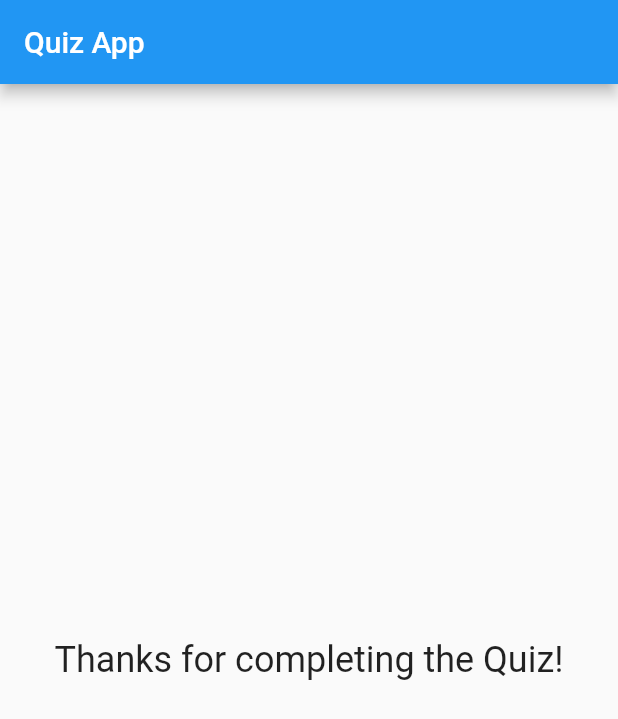
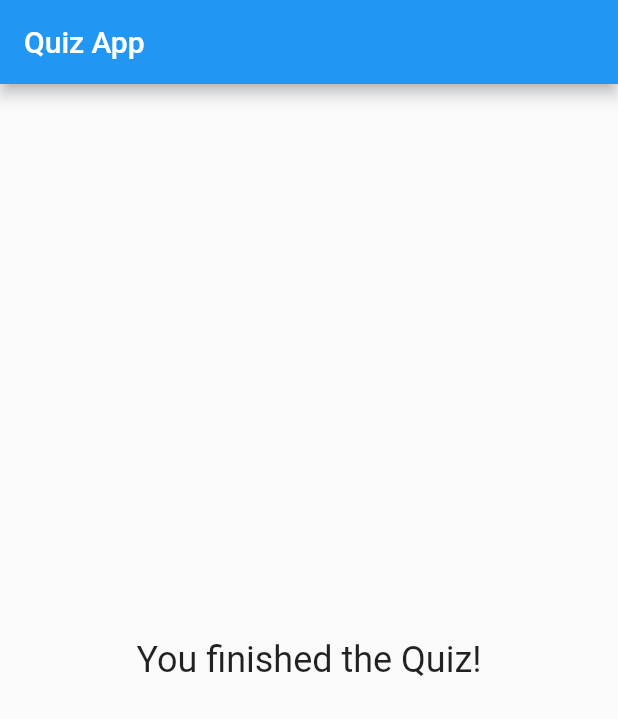
Before and after one commit to lukasmyth96/flutter_quiz_app, a Flutter app: the screen it shows after launch, after a tap on "Black", after a tap on "Cat", after a tap on "Max", on a phone screen of 412 x 824 dp. Shown: the top 719 px of the screen. Run offline on Flutter 3.47's test engine with Material 2 defaults, Android fonts, the phone set to English and light mode, and no system bars.

Commit message:
moved quiz and completion message to separate components

```diff
--- /dev/null
+++ b/lib/completion_message.dart
@@ -0,0 +1,17 @@
+import 'package:flutter/material.dart';
+
+class CompletionMessage extends StatelessWidget {
+  final String message;
+
+  CompletionMessage(this.message);
+
+  @override
+  Widget build(BuildContext context) {
+    return Center(
+      child: Text(
+        message,
+        style: TextStyle(fontSize: 24),
+      ),
+    );
+  }
+}
--- a/lib/main.dart
+++ b/lib/main.dart
@@ -1,7 +1,7 @@
 import 'package:flutter/material.dart';
 
-import './question.dart';
-import './answer.dart';
+import './quiz.dart';
+import './completion_message.dart';
 
 void main() => runApp(MyApp());
 
@@ -48,20 +48,8 @@ class _MyAppState extends State<MyApp> {
           title: Text('Quiz App'),
         ),
         body: _quizUnfinished
-            ? Column(
-                children: [
-                  Question(questions[_questionIndex]['questionText']),
-                  ...(questions[_questionIndex]['answers'] as List<String>)
-                      .map((answerText) => Answer(answerText, _onAnswerClick))
-                      .toList(),
-                ],
-              )
-            : Center(
-                child: Text(
-                  'Thanks for completing the Quiz!',
-                  style: TextStyle(fontSize: 24),
-                ),
-              ),
+            ? Quiz(questions, _questionIndex, _onAnswerClick)
+            : CompletionMessage('You finished the Quiz!'),
       ),
     );
   }
--- /dev/null
+++ b/lib/quiz.dart
@@ -0,0 +1,24 @@
+import 'package:flutter/material.dart';
+
+import './question.dart';
+import './answer.dart';
+
+class Quiz extends StatelessWidget {
+  List<Map<String, Object>> questions;
+  int questionIndex;
+  Function onAnswerClick;
+
+  Quiz(this.questions, this.questionIndex, this.onAnswerClick);
+
+  @override
+  Widget build(BuildContext context) {
+    return Column(
+      children: [
+        Question(questions[questionIndex]['questionText']),
+        ...(questions[questionIndex]['answers'] as List<String>)
+            .map((answerText) => Answer(answerText, onAnswerClick))
+            .toList(),
+      ],
+    );
+  }
+}
```
